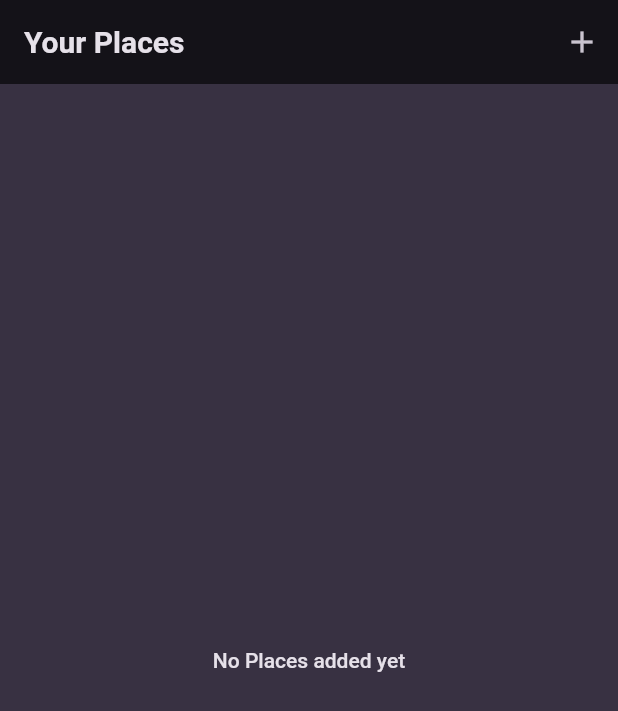
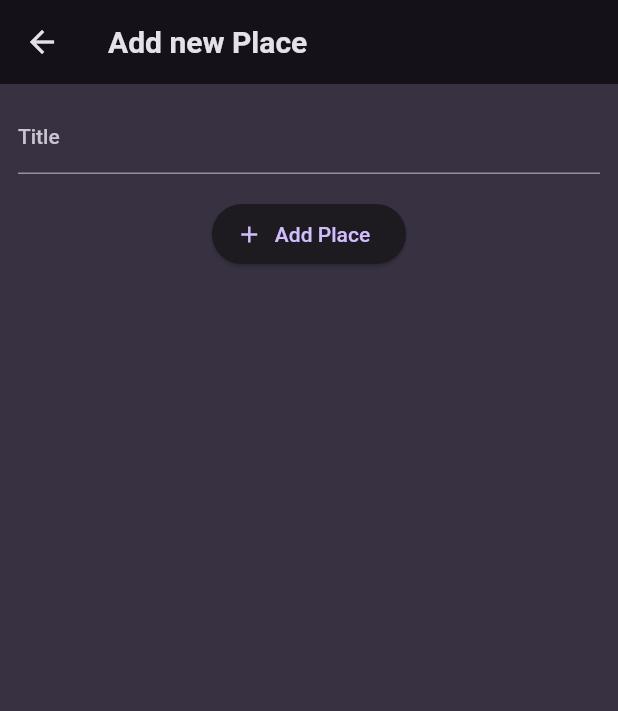
Before and after one commit to Adipt60/Favourite-Places-App, a Flutter app: the screen it shows after launch, after a tap on the "add" icon, on a phone screen of 412 x 824 dp. Shown: the top 711 px of the screen. Run offline on Flutter 3.47's test engine with Material 2 defaults, Android fonts, the phone set to English and light mode, and no system bars; our stand-ins replace google_fonts.

Commit message:
Set up add places screen

```diff
--- a/lib/screens/add_place.dart
+++ b/lib/screens/add_place.dart
@@ -0,0 +1,49 @@
+import 'package:flutter/material.dart';
+
+class AddPlaceScreen extends StatefulWidget {
+  const AddPlaceScreen({super.key});
+
+  @override
+  State<AddPlaceScreen> createState() => _AddPlaceScreenState();
+}
+
+class _AddPlaceScreenState extends State<AddPlaceScreen> {
+  final _titleController = TextEditingController();
+
+  @override
+  void dispose() {
+    _titleController.dispose();
+    super.dispose();
+  }
+
+  @override
+  Widget build(BuildContext context) {
+    return Scaffold(
+      appBar: AppBar(
+        title: const Text('Add new Place'),
+      ),
+      body: SingleChildScrollView(
+        padding: const EdgeInsets.all(12),
+        child: Column(
+          children: [
+            TextField(
+              decoration: const InputDecoration(labelText: 'Title'),
+              controller: _titleController,
+              style: TextStyle(
+                color: Theme.of(context).colorScheme.onBackground,
+              ),
+            ),
+            const SizedBox(
+              height: 16,
+            ),
+            ElevatedButton.icon(
+              onPressed: () {},
+              icon: const Icon(Icons.add),
+              label: const Text('Add Place'),
+            ),
+          ],
+        ),
+      ),
+    );
+  }
+}
--- a/lib/screens/places.dart
+++ b/lib/screens/places.dart
@@ -1,3 +1,4 @@
+import 'package:favourite_places_app/screens/add_place.dart';
 import 'package:favourite_places_app/widgets/places_list.dart';
 import 'package:flutter/material.dart';
 
@@ -11,7 +12,13 @@ class PlacesScreen extends StatelessWidget {
         title: const Text('Your Places'),
         actions: [
           IconButton(
-            onPressed: () {},
+            onPressed: () {
+              Navigator.of(context).push(
+                MaterialPageRoute(
+                  builder: (ctx) => const AddPlaceScreen(),
+                ),
+              );
+            },
             icon: const Icon(Icons.add),
           ),
         ],
```
